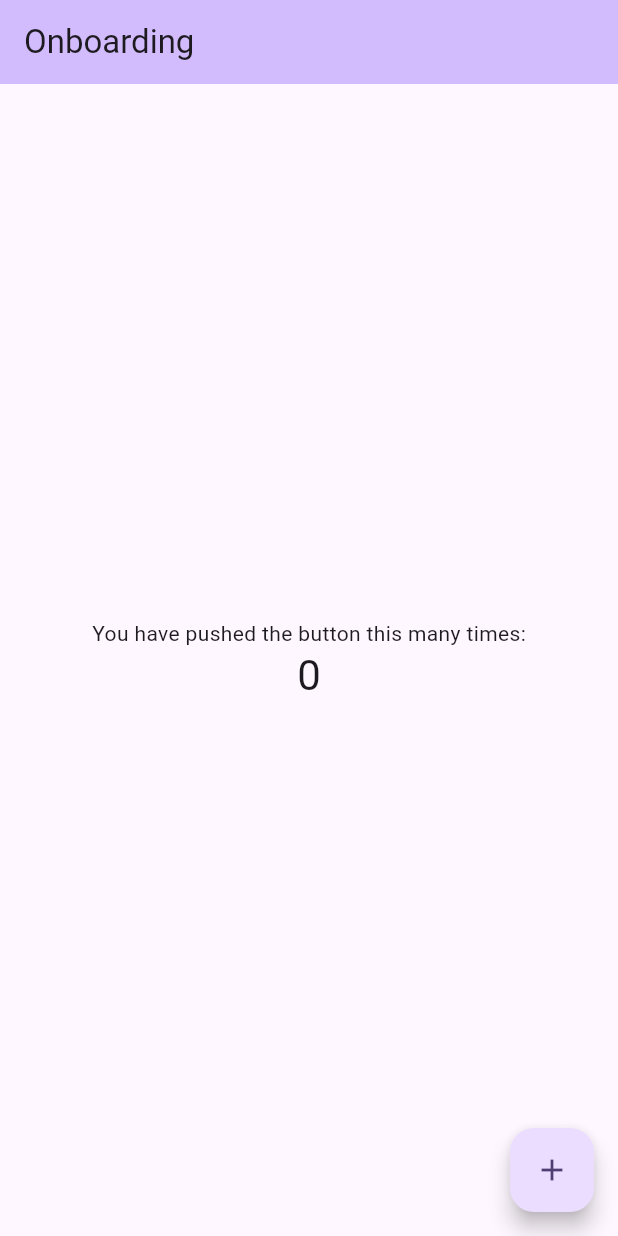
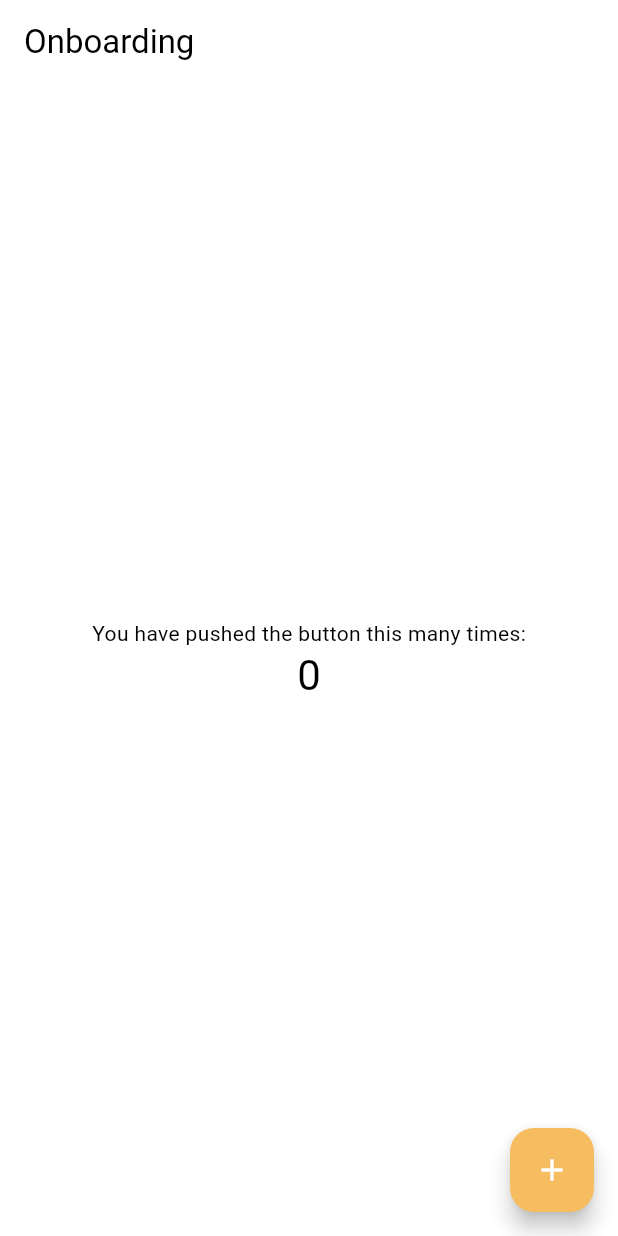
Before and after one commit to mom-food/momFood, a Flutter app: the screen it shows after launch, on a phone screen of 412 x 824 dp. Run offline on Flutter 3.47's test engine with Material 3 defaults, Android fonts, the phone set to English and light mode, and no system bars.

Commit message:
theme mode dark and light update

```diff
--- a/app/lib/main.dart
+++ b/app/lib/main.dart
@@ -1,24 +1,44 @@
 import 'package:flutter/material.dart';
 import 'View/Screens/SplashScreen.dart';
-
+import 'themes/dark.dart';
+import 'themes/light.dart';
 
 void main() {
   runApp(const MyApp());
 }
 
-class MyApp extends StatelessWidget {
-  const MyApp({super.key});
+class MyApp extends StatefulWidget {
+  const MyApp({Key? key}) : super(key: key);
 
-  // This widget is the root of your application.
+  @override
+  _MyAppState createState() => _MyAppState();
+}
+
+class _MyAppState extends State<MyApp> {
+  ThemeMode _themeMode = ThemeMode.light; // Set the default theme mode
+
+  void _toggleTheme() {
+    setState(() {
+      _themeMode =
+      _themeMode == ThemeMode.light ? ThemeMode.dark : ThemeMode.light;
+    });
+  }
+
   @override
   Widget build(BuildContext context) {
     return MaterialApp(
       title: 'Flutter Demo',
-      theme: ThemeData(
-        colorScheme: ColorScheme.fromSeed(seedColor: Colors.deepPurple),
-        useMaterial3: true,
-      ),
-      home:SplashScreen(),
+      theme: LightThemeData.light, // Use the light theme
+      darkTheme: DarkThemeData.dark, // Use the dark theme
+      themeMode: _themeMode, // Use the selected theme mode
+      home: SplashScreen(), // Display SplashScreen as the initial screen
+      builder: (context, child) {
+        return GestureDetector(
+          // This gesture detector listens for a tap anywhere on the screen
+          onTap: _toggleTheme, // Toggle theme when tapped
+          child: child, // Render the child widget (e.g., SplashScreen)
+        );
+      },
     );
   }
 }
--- a/app/lib/themes/dark.dart
+++ b/app/lib/themes/dark.dart
@@ -1,10 +1,13 @@
-import 'package: flutter/material.dart';
-import 'colors.dart';
+import 'package:flutter/material.dart';
 
-final ThemeData darkTheme= ThemeData(
-    primaryColor: AppColors.primaryDark,
-    accentColor: AppColors.secondaryDark,
-    scaffoldBackgroundColor: AppColors.textColorDark,
-    textTheme: TextTheme(
-        bodyText1: TextStle(Color: AppColors.textColorDark),
-    ))
+class DarkThemeData {
+  static ThemeData dark = ThemeData(
+    useMaterial3: true,
+    brightness: Brightness.dark,
+    colorScheme: ColorScheme.dark(
+      background: Color(0xFF000000),
+      primary: Color(0xFFECEDF0),
+      secondary: Color(0xFFA8DF83),
+    ),
+  );
+}
--- a/app/lib/themes/light.dart
+++ b/app/lib/themes/light.dart
@@ -1,10 +1,14 @@
-import 'package: flutter/material.dart';
-import 'colors.dart';
+import 'package:flutter/material.dart';
 
-final ThemeData lightTheme= ThemeData(
-    primaryColor: AppColors.primaryLight,
-    accentColor: AppColors.secondaryLight,
-    scaffoldBackgroundColor: AppColors.textColorLight,
-    textTheme: TextTheme(
-        bodyText1: TextStle(Color: AppColors.textColorLight),
-    ))
+class LightThemeData {
+  static ThemeData light = ThemeData(
+    useMaterial3: true,
+    brightness: Brightness.light,
+    colorScheme: ColorScheme.light(
+      background: Color(0xFFFFFFFF),
+      primary: Color(0xFFF6BD60),
+      secondary: Color(0xFFD9D9D9),
+
+    ),
+  );
+}
```
